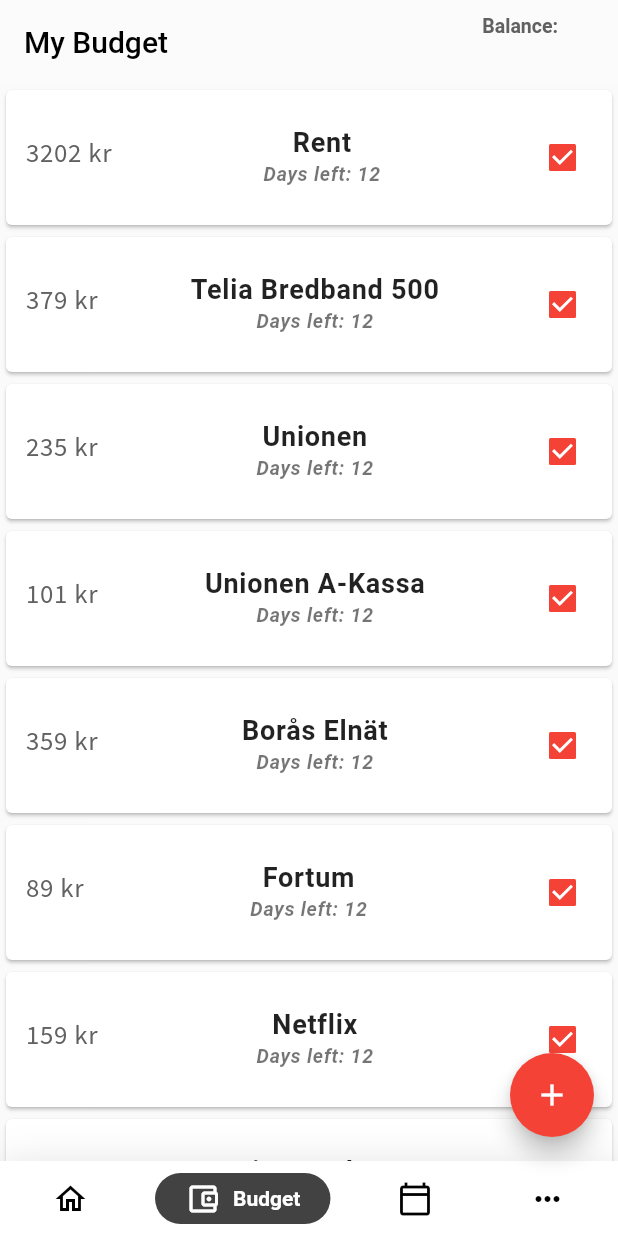
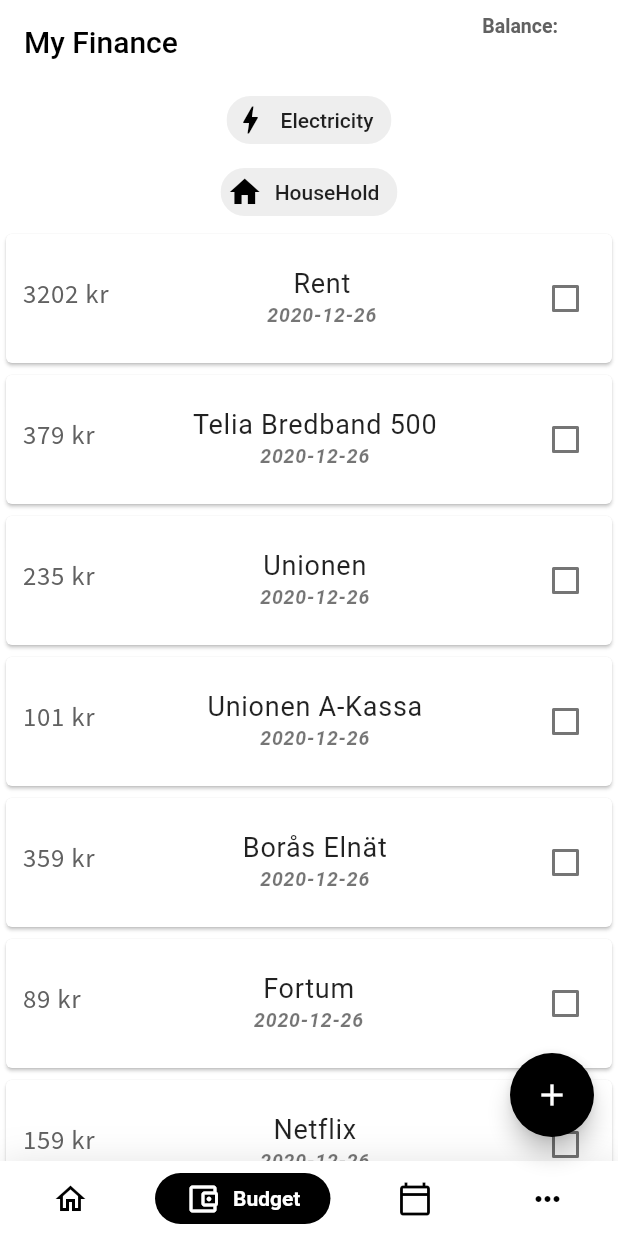
Before and after one commit to JohnBoscoM/to_pay_app, a Flutter app: the screen it shows after launch, item 2 of the bottom bar chosen, on a phone screen of 412 x 824 dp. Run offline on Flutter 3.47's test engine with Material 2 defaults, Android fonts, the phone set to English and light mode, and no system bars; drawn by our look-alikes of google_nav_bar; missing offline and left inert: flutter_clean_calendar; Roboto replaces fonts that are missing (Raleway).

Commit message:
checkbox list working for budget page

```diff
--- a/lib/budget/payments/payments_page.dart
+++ b/lib/budget/payments/payments_page.dart
@@ -1,4 +1,5 @@
 import 'package:to_pay_app/budget/payments/paymentItem.dart';
+
 import 'package:flutter/material.dart';
 import 'package:to_pay_app/budget/payments/paymentList.dart';
 
@@ -12,7 +13,43 @@
   @override
   Widget build(BuildContext context) {
     return Scaffold(
-        body: Container(
+      backgroundColor: Colors.white,
+      body: SafeArea(
+        child: Column(
+          children: <Widget>[
+            Chip(
+              label: Text("Electricity"),
+              backgroundColor: Colors.grey[200],
+              //shape: StadiumBorder(side: BorderSide()),
+              avatar: CircleAvatar(
+                  backgroundColor: Colors.grey[200],
+                  child: Icon(
+                    Icons.bolt,
+                    color: Colors.black,
+                  )),
+            ),
+            Chip(
+              label: Text("HouseHold"),
+              backgroundColor: Colors.grey[200],
+              //shape: StadiumBorder(side: BorderSide()),
+              avatar: CircleAvatar(
+                  backgroundColor: Colors.grey[200],
+                  child: Icon(
+                    Icons.home,
+                    color: Colors.black,
+                  )),
+            ),
+            buildList(),
+          ],
+        ),
+      ),
+    );
+  }
+
+  Widget FilterChips() {}
+
+  Widget buildList() {
+    return Expanded(
       child: ListView.builder(
         itemCount: pl.payments.length,
         itemBuilder: (context, index) {
@@ -23,27 +60,24 @@
                 children: <Widget>[
                   new CheckboxListTile(
                       isThreeLine: false,
-                      activeColor: Colors.red,
-
+                      activeColor: Colors.black,
                       dense: true,
                       //font change
-                      contentPadding: EdgeInsets.all(3),
+                      contentPadding: EdgeInsets.all(1),
                       title: Text(
                         pl.payments[index].title,
                         style: TextStyle(
                             fontSize: 18,
-                            fontWeight: FontWeight.w600,
+                            fontWeight: FontWeight.w400,
                             //fontFamily: FontFamily.,
                             letterSpacing: 0.5),
                         textAlign: TextAlign.center,
                       ),
                       subtitle: Container(
                         child: Text(
-                          "Days left: 12",
-                            // pl.payments[index]
-                            //     .deadline
-                            //     .toString()
-                            //     .substring(0, 10),
+                          pl.payments[index].deadline
+                              .toString()
+                              .substring(0, 10),
                           style: TextStyle(
                               fontSize: 13,
                               fontWeight: FontWeight.w600,
@@ -52,10 +86,10 @@
                           textAlign: TextAlign.center,
                         ),
                       ),
-                      value: true, //payments[index].isChecked,
+                      value: pl.payments[index].isChecked,
                       secondary: Container(
                         child: Text(
-                        pl.payments[index].cost.toString()+" kr",
+                          pl.payments[index].cost.toString() + " kr",
                           style: TextStyle(
                               color: Colors.grey[700],
                               fontSize: 16,
@@ -66,11 +100,10 @@
                               ],
                               fontWeight: FontWeight.w500,
                               letterSpacing: 0.5),
-
                         ),
                       ),
                       onChanged: (bool val) {
-                        // itemChange(val, index);
+                        itemChange(val, index);
                       })
                 ],
               ),
@@ -78,6 +111,12 @@
           );
         },
       ),
-    ));
+    );
+  }
+
+  void itemChange(bool val, int index) {
+    setState(() {
+      pl.payments[index].isChecked = val;
+    });
   }
 }
--- a/lib/calendar/calendar_page.dart
+++ b/lib/calendar/calendar_page.dart
@@ -107,8 +107,7 @@
                 children: <Widget>[
                   new CheckboxListTile(
                       isThreeLine: false,
-                      activeColor: Colors.red,
-
+                      activeColor: Colors.black,
                       dense: true,
                       //font change
                       contentPadding: EdgeInsets.all(1),
@@ -116,7 +115,7 @@
                         pl.payments[index].title,
                         style: TextStyle(
                             fontSize: 18,
-                            fontWeight: FontWeight.w600,
+                            fontWeight: FontWeight.w400,
                             //fontFamily: FontFamily.,
                             letterSpacing: 0.5),
                             textAlign: TextAlign.center,
--- a/lib/main.dart
+++ b/lib/main.dart
@@ -14,7 +14,7 @@
       theme: ThemeData(
         colorScheme: ColorScheme.light(
           primary: Colors.black,
-          secondary: Colors.red
+          secondary: Colors.black
         ),
         visualDensity: VisualDensity.adaptivePlatformDensity,
       ),
--- a/lib/nav/nav.dart
+++ b/lib/nav/nav.dart
@@ -31,10 +31,10 @@
     return Scaffold(
       appBar: AppBar(
         title: const Text(
-          'My Budget',
+          'My Finance',
           style: TextStyle(color: Colors.black),
         ),
-        backgroundColor: Colors.white24,
+        backgroundColor: Colors.white,
         shadowColor: Colors.white,
         elevation: 0,
         actions: <Widget>[
@@ -77,7 +77,7 @@
                 iconSize: 24,
                 padding: EdgeInsets.symmetric(horizontal: 20, vertical: 5),
                 duration: Duration(milliseconds: 400),
-                tabBackgroundColor: Colors.grey[800],
+                tabBackgroundColor: Colors.black,
                 tabs: [
                   GButton(
                     icon: Icons.home_outlined,
@@ -93,7 +93,7 @@
                   ),
                   GButton(
                     icon: Icons.more_horiz_outlined,
-                    text: 'Menu',
+                    text: 'More',
                   ),
                 ],
                 selectedIndex: _selectedIndex,
@@ -114,6 +114,7 @@
           AddPaymentsPage();
         },
       ),
+
     );
   }
 }
```
Lines whose indentation alone changed are shown as unchanged.
